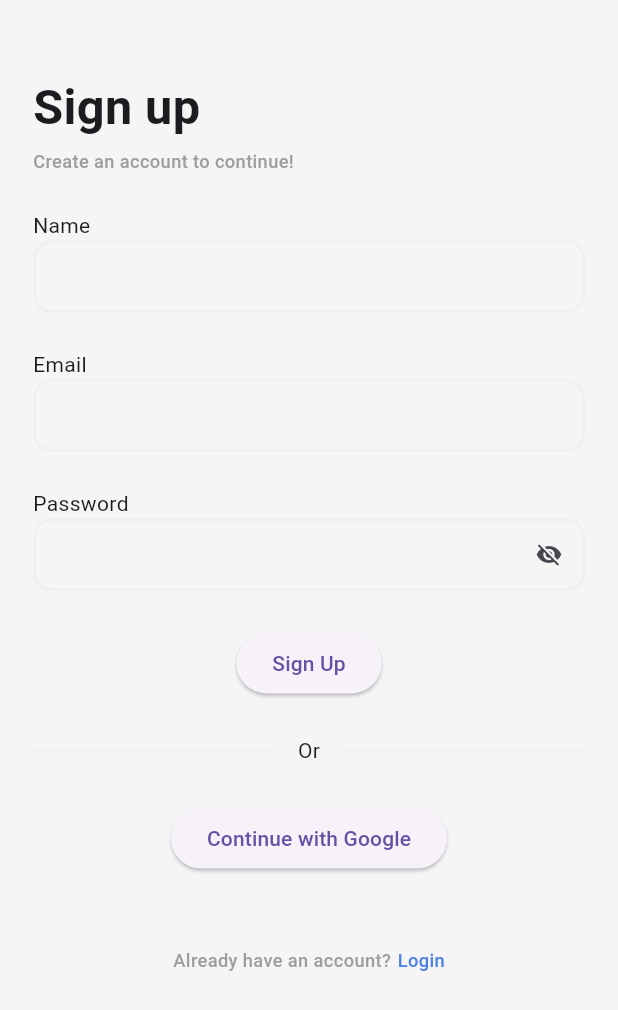
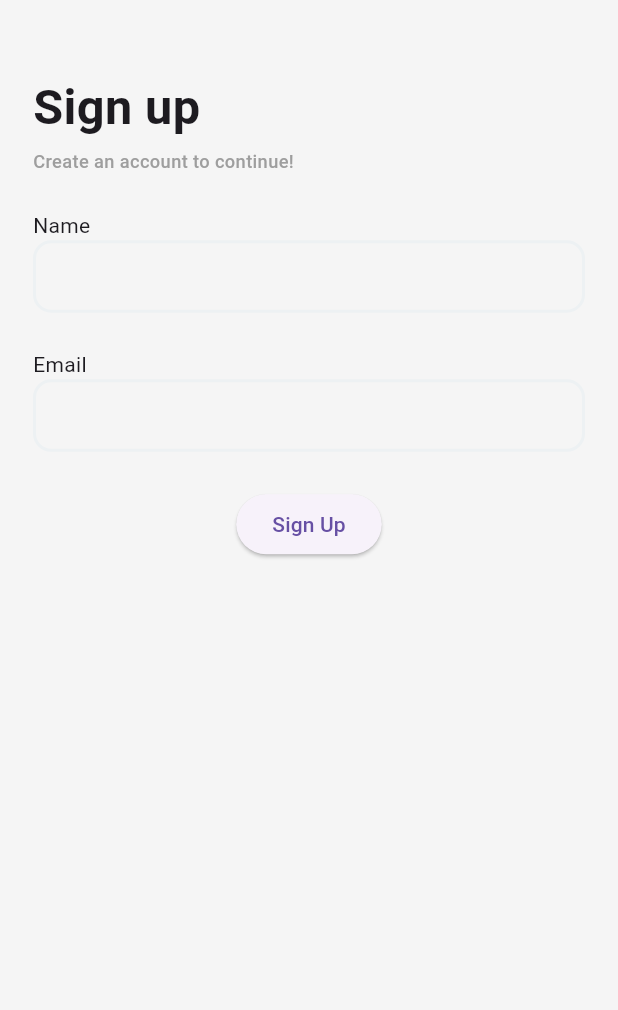
Before and after one commit to mohamed-yaseen13/souq, a Flutter app: the screen it shows after launch, on a phone screen of 412 x 824 dp. Shown: the top 1010 px of the screen. Run offline on Flutter 3.47's test engine with Material 3 defaults, Android fonts, the phone set to English and light mode, and no system bars; our stand-ins replace cloud_firestore, firebase_auth, firebase_core, flutter_bloc, flutter_screenutil, flutter_secure_storage and 11 more; missing offline and left inert: cloudinary_api, cloudinary_flutter, cloudinary_url_gen; accounts and stored records are empty.

Commit message:
Test Signup With Email OTP

```diff
--- a/lib/core/constants/app_constants.dart
+++ b/lib/core/constants/app_constants.dart
@@ -41,6 +41,8 @@ class AppConstants {
   static const String usersCollections = 'users';
 
   static const String emailsCollections = 'emails';
+
+  static const String otpCollections = 'otps';
 }
 
 enum NavigationBarEnum { orders, chat, home, profile, settings }
--- a/lib/core/routing/app_router.dart
+++ b/lib/core/routing/app_router.dart
@@ -2,6 +2,10 @@ import 'package:flutter/material.dart';
 import 'package:flutter_bloc/flutter_bloc.dart';
 import 'package:souq/core/di/di.dart';
 import 'package:souq/core/routing/app_routes.dart';
+import 'package:souq/features/auth/signup_test/data/signup_test_repo.dart';
+import 'package:souq/features/auth/signup_test/logic/signup_test_cubit.dart';
+import 'package:souq/features/auth/signup_test/ui/signup_test_screen.dart';
+import 'package:souq/features/auth/signup_test/ui/widgets/otp_screen.dart';
 import 'package:souq/features/chat/chats_screen.dart';
 import 'package:souq/features/home/ui/home_screen.dart';
 import 'package:souq/features/auth/login/logic/cubit/login_cubit.dart';
@@ -119,6 +123,26 @@ class AppRouter {
           settings: settings,
         );
 
+      case AppRoutes.signupTestScreen:
+        return MaterialPageRoute(
+          builder: (_) => BlocProvider(
+            create: (context) => SignupTestCubit(SignupTestRepo()),
+            child: SignupTestScreen(),
+          ),
+          settings: settings,
+        );
+
+      case AppRoutes.otpScreen:
+        final args = settings.arguments as Map<String, String?>;
+        final email = args['email'];
+        return MaterialPageRoute(
+          builder: (_) => BlocProvider(
+            create: (context) => SignupTestCubit(SignupTestRepo()),
+            child: OtpScreen(email: email!),
+          ),
+          settings: settings,
+        );
+
       default:
         return null;
     }
--- a/lib/core/routing/app_routes.dart
+++ b/lib/core/routing/app_routes.dart
@@ -26,4 +26,8 @@ class AppRoutes {
   static const String addNewAccountScreen = 'addNewAccountScreen';
 
   static const String viewImageScreen = 'viewImageScreen';
+
+  static const String otpScreen = 'otpScreen';
+
+  static const String signupTestScreen = 'signupTestScreen';
 }
--- /dev/null
+++ b/lib/features/auth/signup_test/data/signup_test_request_model.dart
@@ -0,0 +1,15 @@
+import 'package:json_annotation/json_annotation.dart';
+
+part 'signup_test_request_model.g.dart';
+
+@JsonSerializable()
+class SignupTestRequestModel {
+  final String name;
+  final String email;
+
+  SignupTestRequestModel({required this.name, required this.email});
+
+  factory SignupTestRequestModel.fromJson(Map<String, dynamic> json) =>
+      _$SignupTestRequestModelFromJson(json);
+  Map<String, dynamic> toJson() => _$SignupTestRequestModelToJson(this);
+}
--- /dev/null
+++ b/lib/features/auth/signup_test/logic/signup_test_cubit.dart
@@ -0,0 +1,59 @@
+import 'package:flutter_bloc/flutter_bloc.dart';
+import 'package:souq/features/auth/signup_test/data/signup_test_repo.dart';
+
+class SignupTestState {
+  final bool loading;
+  final String? error;
+  final bool otpSent;
+  final bool signedIn;
+  final String? email;
+
+  SignupTestState({
+    this.loading = false,
+    this.error,
+    this.otpSent = false,
+    this.signedIn = false,
+    this.email,
+  });
+
+  SignupTestState copyWith({
+    bool? loading,
+    String? error,
+    bool? otpSent,
+    bool? signedIn,
+    String? email,
+  }) {
+    return SignupTestState(
+      loading: loading ?? this.loading,
+      error: error,
+      otpSent: otpSent ?? this.otpSent,
+      signedIn: signedIn ?? this.signedIn,
+      email: email ?? this.email,
+    );
+  }
+}
+
+class SignupTestCubit extends Cubit<SignupTestState> {
+  final SignupTestRepo repo;
+  SignupTestCubit(this.repo) : super(SignupTestState());
+
+  Future<void> sendOtp(String email) async {
+    emit(state.copyWith(loading: true, error: null));
+    try {
+      await repo.sendEmailOtp(email);
+      emit(state.copyWith(loading: false, otpSent: true, email: email));
+    } catch (e) {
+      emit(state.copyWith(loading: false, error: e.toString()));
+    }
+  }
+
+  Future<void> verifyOtp(String otp, String email) async {
+    emit(state.copyWith(loading: true, error: null));
+    try {
+      await repo.verifyEmailOtp(email, otp);
+      emit(state.copyWith(loading: false, signedIn: true));
+    } catch (e) {
+      emit(state.copyWith(loading: false, error: e.toString()));
+    }
+  }
+}
--- /dev/null
+++ b/lib/features/auth/signup_test/ui/signup_test_screen.dart
@@ -0,0 +1,69 @@
+import 'package:flutter/material.dart';
+import 'package:flutter_bloc/flutter_bloc.dart';
+import 'package:flutter_screenutil/flutter_screenutil.dart';
+import 'package:souq/core/helpers/extensions.dart';
+import 'package:souq/core/helpers/spacing.dart';
+import 'package:souq/core/routing/app_routes.dart';
+import 'package:souq/features/auth/signup_test/logic/signup_test_cubit.dart';
+import 'package:souq/features/auth/signup_test/ui/widgets/signup_test_form.dart';
+
+class SignupTestScreen extends StatelessWidget {
+  const SignupTestScreen({super.key});
+
+  @override
+  Widget build(BuildContext context) {
+    return Scaffold(
+      body: SafeArea(
+        child: SingleChildScrollView(
+          child: Padding(
+            padding: EdgeInsets.symmetric(vertical: 48.h, horizontal: 20.w),
+            child: Column(
+              crossAxisAlignment: CrossAxisAlignment.start,
+              children: [
+                Text(
+                  'Sign up',
+                  style: TextStyle(
+                    fontSize: 32.sp,
+                    fontWeight: FontWeight.bold,
+                  ),
+                ),
+                verticalSpace(4),
+                Text(
+                  'Create an account to continue!',
+                  style: TextStyle(
+                    fontSize: 12.sp,
+                    fontWeight: FontWeight.w500,
+                    color: Colors.grey,
+                  ),
+                ),
+                BlocConsumer<SignupTestCubit, SignupTestState>(
+                  listener: (context, state) {
+                    if (state.otpSent) {
+                      context.pushNamed(
+                        AppRoutes.otpScreen,
+                        arguments: {'email': state.email},
+                      );
+                      print(state.email);
+                    } else if (state.signedIn) {
+                      context.pushNamed(AppRoutes.home);
+                    } else if (!state.error.isNullOrEmpty()) {
+                      ScaffoldMessenger.of(context).showSnackBar(
+                        SnackBar(content: Text(state.error.toString())),
+                      );
+                      print(state.error.toString());
+                    }
+                  },
+                  builder: (context, state) {
+                    return Column(
+                      children: [SignupTestForm(signupTestState: state)],
+                    );
+                  },
+                ),
+              ],
+            ),
+          ),
+        ),
+      ),
+    );
+  }
+}
--- /dev/null
+++ b/lib/features/auth/signup_test/ui/widgets/signup_test_button.dart
@@ -0,0 +1,33 @@
+import 'package:flutter/material.dart';
+import 'package:flutter_bloc/flutter_bloc.dart';
+import 'package:souq/features/auth/signup_test/data/signup_test_request_model.dart';
+import 'package:souq/features/auth/signup_test/logic/signup_test_cubit.dart';
+
+class SignupTestButton extends StatelessWidget {
+  final GlobalKey<FormState> formKey;
+  final TextEditingController nameController;
+  final TextEditingController emailController;
+
+  const SignupTestButton({
+    super.key,
+    required this.emailController,
+    required this.nameController,
+    required this.formKey,
+  });
+
+  @override
+  Widget build(BuildContext context) {
+    return ElevatedButton(
+      onPressed: () {
+        if (formKey.currentState!.validate()) {
+          final request = SignupTestRequestModel(
+            name: nameController.text,
+            email: emailController.text,
+          );
+          context.read<SignupTestCubit>().sendOtp(request.email);
+        }
+      },
+      child: const Text('Sign Up'),
+    );
+  }
+}
--- /dev/null
+++ b/lib/features/auth/signup_test/ui/widgets/signup_test_form.dart
@@ -0,0 +1,44 @@
+import 'package:flutter/material.dart';
+import 'package:souq/core/helpers/spacing.dart';
+import 'package:souq/core/widgets/email_text_form_field.dart';
+import 'package:souq/core/widgets/name_text_form_field.dart';
+import 'package:souq/features/auth/signup_test/logic/signup_test_cubit.dart';
+import 'package:souq/features/auth/signup_test/ui/widgets/signup_test_button.dart';
+
+class SignupTestForm extends StatefulWidget {
+  final SignupTestState signupTestState;
+
+  const SignupTestForm({super.key, required this.signupTestState});
+
+  @override
+  State<SignupTestForm> createState() => _SignupTestFormState();
+}
+
+class _SignupTestFormState extends State<SignupTestForm> {
+  final _formKey = GlobalKey<FormState>();
+  final _nameController = TextEditingController();
+  final _emailController = TextEditingController();
+
+  @override
+  Widget build(BuildContext context) {
+    return Form(
+      key: _formKey,
+      child: Column(
+        children: [
+          verticalSpace(24),
+          NameTextFormField(nameController: _nameController),
+          verticalSpace(24),
+          EmailTextFormField(emailController: _emailController),
+          verticalSpace(24),
+          widget.signupTestState.loading
+              ? const CircularProgressIndicator()
+              : SignupTestButton(
+                  formKey: _formKey,
+                  nameController: _nameController,
+                  emailController: _emailController,
+                ),
+        ],
+      ),
+    );
+  }
+}
--- a/lib/souq_app.dart
+++ b/lib/souq_app.dart
@@ -1,6 +1,6 @@
 import 'package:flutter/material.dart';
 import 'package:flutter_screenutil/flutter_screenutil.dart';
-import 'package:souq/core/helpers/shared_pref.dart';
+//import 'package:souq/core/helpers/shared_pref.dart';
 import 'package:souq/core/routing/app_router.dart';
 import 'package:souq/core/routing/app_routes.dart';
 
@@ -9,17 +9,17 @@ class SouqApp extends StatelessWidget {
 
   @override
   Widget build(BuildContext context) {
-    final bool isLoggedIn = SharedPref.getIsUserLoggedIn();
-    final String role = SharedPref.getUserRole();
-
-    late final String startRoute;
-    if (isLoggedIn && role.isNotEmpty) {
-      startRoute = AppRoutes.home;
-    } else if (isLoggedIn && role.isEmpty) {
-      startRoute = AppRoutes.onBoardingScreen;
-    } else {
-      startRoute = AppRoutes.signupScreen;
-    }
+    //final bool isLoggedIn = SharedPref.getIsUserLoggedIn();
+    //final String role = SharedPref.getUserRole();
+    //
+    //late final String startRoute;
+    //if (isLoggedIn && role.isNotEmpty) {
+    //  startRoute = AppRoutes.home;
+    //} else if (isLoggedIn && role.isEmpty) {
+    //  startRoute = AppRoutes.onBoardingScreen;
+    //} else {
+    //  startRoute = AppRoutes.signupScreen;
+    //}
 
     return ScreenUtilInit(
       designSize: const Size(375, 812),
@@ -27,7 +27,8 @@ class SouqApp extends StatelessWidget {
       builder: (context, child) {
         return MaterialApp(
           debugShowCheckedModeBanner: false,
-          initialRoute: startRoute,
+          initialRoute: AppRoutes.signupTestScreen,
+          //initialRoute: startRoute,
           onGenerateRoute: AppRouter.generateRoute,
           theme: ThemeData(
             scaffoldBackgroundColor: const Color(0xFFF5F5F5),
--- a/pubspec.yaml
+++ b/pubspec.yaml
@@ -33,6 +33,7 @@ dependencies:
   cloudinary_flutter: ^1.3.0
   cloudinary_url_gen: ^1.8.0
   cupertino_icons: ^1.0.8
+  emailjs: ^4.0.0
   firebase_auth: ^6.0.0
   firebase_core: ^4.0.0
   flutter:
@@ -40,17 +41,21 @@ dependencies:
   flutter_bloc: ^9.1.1
   flutter_dotenv: ^5.2.1
   flutter_screenutil: ^5.9.3
+  flutter_secure_storage: ^9.2.4
   freezed_annotation: ^3.1.0
   geocoding: ^4.0.0
   geolocator: ^14.0.2
   get_it: ^8.1.0
   google_maps_flutter: ^2.12.3
   google_sign_in: ^7.1.1
+  http: ^1.5.0
   image_cropper: ^9.1.0
   image_picker: ^1.1.2
+  intl: ^0.20.2
   json_annotation: ^4.9.0
   permission_handler: ^12.0.1
   photo_view: ^0.15.0
+  pinput: ^5.0.1
   shared_preferences: ^2.5.3
 
 dev_dependencies:
```
Also changed, not shown: lib/core/database/database.dart (+21 -0 lines), lib/features/auth/signup_test/data/signup_test_repo.dart (added, +81 -0 lines), lib/features/auth/signup_test/ui/widgets/otp_screen.dart (added, +92 -0 lines), lib/features/auth/signup_test/data/signup_test_request_model.g.dart (added), pubspec.lock, 5 other files.
